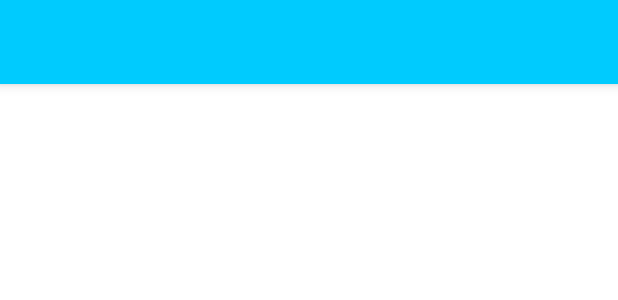
After one commit to eriduasan/iVolley, an Android app: the layout activity_dashboard.xml on its own in the app's theme, with its tools: preview values and no code run, on a phone screen of 412 x 824 dp. The commit adds this screen. Shown: the top 300 px of the screen. Run offline under Robolectric (Android 15) with nearby library versions, the phone set to English and light mode, and no system bars.

Commit message:
added dashboardactivity + changed themes.xml

```diff
--- a/app/src/main/AndroidManifest.xml
+++ b/app/src/main/AndroidManifest.xml
@@ -12,6 +12,9 @@
         android:theme="@style/Theme.CustomVolleyball"
         tools:targetApi="31">
         <activity
+            android:name=".DashboardActivity"
+            android:exported="false" />
+        <activity
             android:name=".MainActivity"
             android:exported="true">
             <intent-filter>
--- a/app/src/main/java/com/example/volleyball/fragments/LoginFragment.kt
+++ b/app/src/main/java/com/example/volleyball/fragments/LoginFragment.kt
@@ -1,10 +1,12 @@
 package com.example.volleyball.fragments
 
+import android.content.Intent
 import android.os.Bundle
 import androidx.fragment.app.Fragment
 import android.view.LayoutInflater
 import android.view.View
 import android.view.ViewGroup
+import com.example.volleyball.DashboardActivity
 import com.example.volleyball.R
 import com.example.volleyball.databinding.FragmentLoginBinding
 import com.google.android.material.snackbar.Snackbar
@@ -32,7 +34,8 @@ class LoginFragment : Fragment(), View.OnClickListener {
         val passwd = binding.tvPasswd.text.toString()
 
         if (username == USER_NAME && passwd == USER_PASSWD) {
-            // Change activity
+            val intent = Intent(requireContext(), DashboardActivity::class.java)
+            startActivity(intent)
         } else {
             Snackbar.make(binding.root, getString(R.string.login_failed_msg), Snackbar.LENGTH_SHORT).show()
         }
--- /dev/null
+++ b/app/src/main/res/layout/activity_dashboard.xml
@@ -0,0 +1,23 @@
+<?xml version="1.0" encoding="utf-8"?>
+<androidx.constraintlayout.widget.ConstraintLayout xmlns:android="http://schemas.android.com/apk/res/android"
+    xmlns:app="http://schemas.android.com/apk/res-auto"
+    xmlns:tools="http://schemas.android.com/tools"
+    android:layout_width="match_parent"
+    android:layout_height="match_parent"
+    tools:context=".DashboardActivity">
+
+    <androidx.appcompat.widget.Toolbar
+        android:id="@+id/toolbar"
+        android:layout_width="match_parent"
+        android:layout_height="?attr/actionBarSize"
+
+        android:elevation="5dp"
+        android:theme="@style/ThemeOverlay.MaterialComponents.ActionBar"
+        app:popupTheme="@style/ThemeOverlay.MaterialComponents"
+        android:background="@color/primary_color"
+
+        app:layout_constraintEnd_toEndOf="parent"
+        app:layout_constraintStart_toStartOf="parent"
+        app:layout_constraintTop_toTopOf="parent" />
+
+</androidx.constraintlayout.widget.ConstraintLayout>
--- a/app/src/main/res/layout/fragment_intro.xml
+++ b/app/src/main/res/layout/fragment_intro.xml
@@ -13,6 +13,7 @@
         android:fontFamily="@font/regular_font"
         android:text="@string/tv_header_title"
         android:textSize="45sp"
+        style="@style/highlight_title"
         android:layout_marginTop="100dp"
         app:layout_constraintTop_toTopOf="parent"
         app:layout_constraintLeft_toLeftOf="parent"
--- a/app/src/main/res/values/colors.xml
+++ b/app/src/main/res/values/colors.xml
@@ -9,6 +9,7 @@
     <color name="white">#FFFFFFFF</color>
 
     <color name="primary_color">#00CBFE</color>
+    <color name="primary_color_variant">#007E9E</color>
     <color name="secundary_color">#FFAE61</color>
 
 </resources>
--- a/app/src/main/res/values/strings.xml
+++ b/app/src/main/res/values/strings.xml
@@ -18,8 +18,7 @@
         iVolley is an app that will get you general tips, advices and information about the world of volleyball.
         \n\n
         It has two main sections. The first one talks about the rules of Volleyball, along with the freqüent asked questions.
-        \n\n
-        The second one shows the top ranking teams on the VNL (Volleyball Nation League).
+        \n\nThe second one shows the top ranking teams on the VNL (Volleyball Nation League).
     </string>
     <string name="about_info_2">
         The FIVB Volleyball Men\'s Nations League is an annual international volleyball competition contested by
@@ -29,4 +28,5 @@
     <string name="login_mainTitle">Login</string>
     <string name="login_btn_login">Log in</string>
     <string name="login_failed_msg">Login failed. Wrong username or password.</string>
+    <string name="menu_settings">Settings</string>
 </resources>
--- a/app/src/main/res/values/themes.xml
+++ b/app/src/main/res/values/themes.xml
@@ -17,13 +17,14 @@
     <style name="Theme.CustomVolleyball" parent="Theme.MaterialComponents.NoActionBar">
         <!-- Primary brand color. -->
         <item name="colorPrimary">@color/primary_color</item>
+        <item name="colorPrimaryVariant">@color/primary_color_variant</item>
+        <item name="android:textColor">@color/black</item>
         <item name="android:windowBackground">@color/white</item>
-        <item name="colorPrimaryVariant">@color/purple_700</item>
-        <item name="android:textColor">@color/black</item>
+
+
         <!-- Secondary brand color. -->
         <!-- Status bar color. -->
         <item name="android:statusBarColor">?attr/colorPrimaryVariant</item>
         <!-- Customize your theme here. -->
     </style>
-
 </resources>
```
Also changed, not shown: app/src/main/java/com/example/volleyball/DashboardActivity.kt (added, +30 -0 lines), app/src/main/res/menu/dashboard_menu.xml (added, +9 -0 lines).
